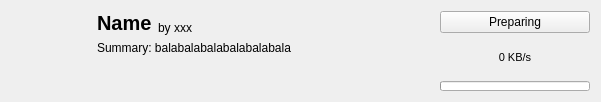
The window that src/ui/modrinth/modrinthmoditemwidget.ui (kaniol-lck/modmanager) describes before a commit, drawn with Qt 5.
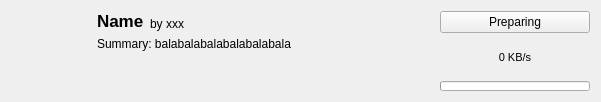
The same window after the commit. Icons and pictures are not drawn.

```diff
--- a/src/ui/modrinth/modrinthmoditemwidget.ui
+++ b/src/ui/modrinth/modrinthmoditemwidget.ui
@@ -143,7 +143,7 @@
      </property>
      <property name="font">
       <font>
-       <pointsize>15</pointsize>
+       <pointsize>13</pointsize>
        <weight>75</weight>
        <bold>true</bold>
       </font>
```
